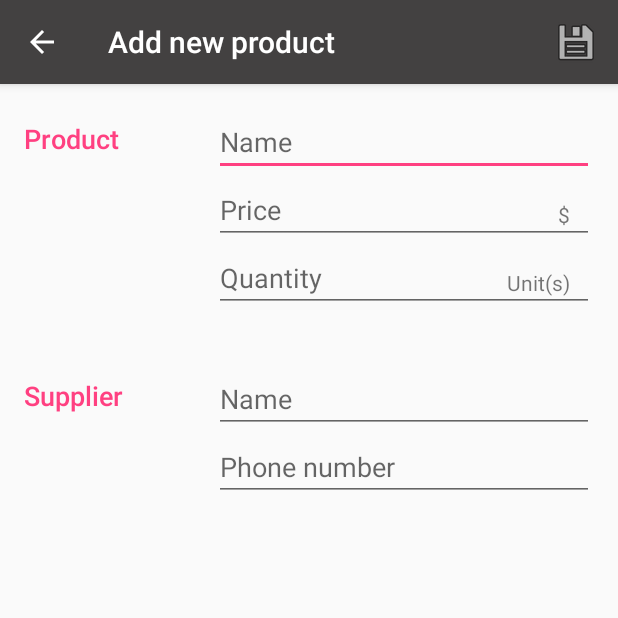
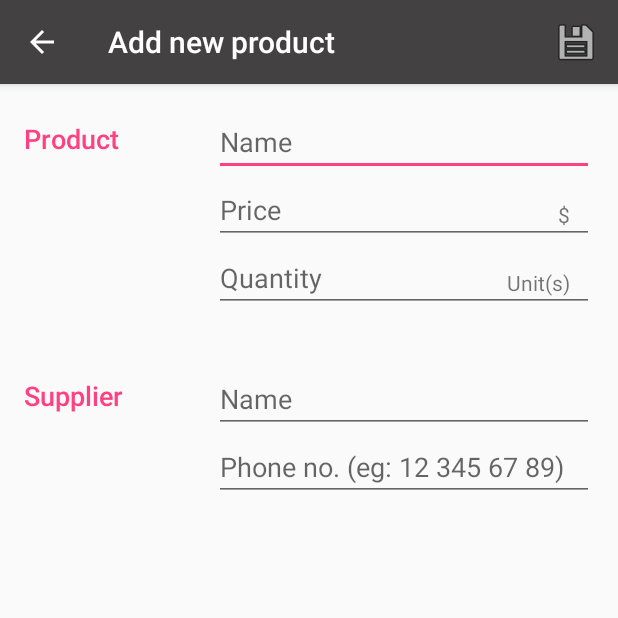
Before and after one commit to GregoryWilusz/ABND_InventoryApp, an Android app: the screen it shows after launch (ProductEditorActivity), after a tap on an icon or button, on a phone screen of 412 x 824 dp, the top half of it. Run offline under Robolectric (Android 15) with nearby library versions, the phone set to English and light mode, and no system bars; our stand-ins replace ButterKnife.

Commit message:
Added order button and created intent with call dialog action

```diff
--- a/app/src/main/AndroidManifest.xml
+++ b/app/src/main/AndroidManifest.xml
@@ -31,5 +31,4 @@
             android:name=".data.InventoryProvider"
             android:exported="false" />
     </application>
-
 </manifest>
--- a/app/src/main/java/com/example/android/inventoryapp/InventoryActivity.java
+++ b/app/src/main/java/com/example/android/inventoryapp/InventoryActivity.java
@@ -71,11 +71,11 @@ public class InventoryActivity extends AppCompatActivity implements LoaderManage
         values.put(ProductEntry.COLUMN_PRODUCT_PRICE, 123.5);
         values.put(ProductEntry.COLUMN_PRODUCT_QUANTITY, 100);
         values.put(ProductEntry.COLUMN_SUPPLIER_NAME, "Apple");
-        values.put(ProductEntry.COLUMN_SUPPLIER_PHONE, "123-456-7890");
+        values.put(ProductEntry.COLUMN_SUPPLIER_PHONE, "12 345 67 89");
 
         Uri newUri = getContentResolver().insert(ProductEntry.CONTENT_URI, values);
 
-        Toast.makeText(this, "Dummy product saved.", Toast.LENGTH_SHORT).show();
+        Toast.makeText(this, R.string.inventory_activity_message_dummy_product_save, Toast.LENGTH_SHORT).show();
     }
 
 
--- a/app/src/main/java/com/example/android/inventoryapp/ProductEditorActivity.java
+++ b/app/src/main/java/com/example/android/inventoryapp/ProductEditorActivity.java
@@ -12,11 +12,13 @@ import android.net.Uri;
 import android.support.v4.app.NavUtils;
 import android.support.v7.app.AppCompatActivity;
 import android.os.Bundle;
+import android.telephony.PhoneNumberFormattingTextWatcher;
 import android.text.TextUtils;
 import android.view.Menu;
 import android.view.MenuItem;
 import android.view.MotionEvent;
 import android.view.View;
+import android.widget.Button;
 import android.widget.EditText;
 import android.widget.TextView;
 import android.widget.Toast;
@@ -26,6 +28,7 @@ import com.example.android.inventoryapp.data.InventoryContract.ProductEntry;
 
 import butterknife.BindView;
 import butterknife.ButterKnife;
+import butterknife.OnClick;
 
 public class ProductEditorActivity extends AppCompatActivity implements LoaderManager.LoaderCallbacks<Cursor> {
 
@@ -39,6 +42,7 @@ public class ProductEditorActivity extends AppCompatActivity implements LoaderMa
     @BindView(R.id.add_supplier_name) TextView supplierNameTextView;
     private EditText mSupplierPhone;
     @BindView(R.id.add_supplier_phone) TextView supplierPhoneTextView;
+    @BindView(R.id.order_button) Button orderButton;
 
     private static final int PET_LOADER = 0;
     private Uri mCurrentProductUri;
@@ -55,7 +59,7 @@ public class ProductEditorActivity extends AppCompatActivity implements LoaderMa
     @Override
     protected void onCreate(Bundle savedInstanceState) {
         super.onCreate(savedInstanceState);
-        setContentView(R.layout.activity_add_product);
+        setContentView(R.layout.activity_add_or_edit_product);
         ButterKnife.bind(this);
 
         Intent intent = getIntent();
@@ -67,7 +71,7 @@ public class ProductEditorActivity extends AppCompatActivity implements LoaderMa
             getLoaderManager().initLoader(PET_LOADER, null, this);
         } else {
             setTitle(getString(R.string.editor_activity_title_add_new_product));
-
+            orderButton.setVisibility(View.GONE);
             // Invalidate the options menu, so the "Delete" menu option can be hidden.
             // (It doesn't make sense to delete a pet that hasn't been created yet.)
             invalidateOptionsMenu();
@@ -84,7 +88,16 @@ public class ProductEditorActivity extends AppCompatActivity implements LoaderMa
         mProductQuantity.setOnTouchListener(mTouchListener);
         mSupplierName.setOnTouchListener(mTouchListener);
         mSupplierPhone.setOnTouchListener(mTouchListener);
+        mSupplierPhone.addTextChangedListener(new PhoneNumberFormattingTextWatcher());
+    }
 
+    @OnClick(R.id.order_button)
+    public void onOrderButtonClick() {
+        if (mCurrentProductUri != null) {
+            Intent orderProductIntent = new Intent(Intent.ACTION_DIAL);
+            orderProductIntent.setData(Uri.parse("tel:" + mSupplierPhone.getText().toString().trim()));
+            startActivity(orderProductIntent);
+        }
     }
 
     /**
@@ -157,7 +170,7 @@ public class ProductEditorActivity extends AppCompatActivity implements LoaderMa
         return true;
     }
 
-    private boolean areAllFieldsInputted() {
+    private boolean areAllFieldsValid() {
         // Read from input fields
         // Use trim to eliminate leading or trailing white space
         String prodName = mProductName.getText().toString().trim();
@@ -186,22 +199,22 @@ public class ProductEditorActivity extends AppCompatActivity implements LoaderMa
         return true;
     }
 
-    private void saveProduct(String prodName, String prodPrice, String prodQuantity, String supplName, String supplPhone) {
+    private void saveProduct(String productName, String productPrice, String productQuantity, String supplierName, String supplierPhone) {
         ContentValues values = new ContentValues();
 
-        values.put(ProductEntry.COLUMN_PRODUCT_NAME, prodName);
-        values.put(ProductEntry.COLUMN_PRODUCT_PRICE, prodPrice);
+        values.put(ProductEntry.COLUMN_PRODUCT_NAME, productName);
+        values.put(ProductEntry.COLUMN_PRODUCT_PRICE, productPrice);
 
         // If the quantity is not provided by the user, don't try to parse the string into an
         // integer value. Use 0 by default.
         int quantity = 0;
-        if (!TextUtils.isEmpty(prodQuantity)) {
-            quantity = Integer.parseInt(prodQuantity);
+        if (!TextUtils.isEmpty(productQuantity)) {
+            quantity = Integer.parseInt(productQuantity);
         }
         values.put(ProductEntry.COLUMN_PRODUCT_QUANTITY, quantity);
 
-        values.put(ProductEntry.COLUMN_SUPPLIER_NAME, supplName);
-        values.put(ProductEntry.COLUMN_SUPPLIER_PHONE, supplPhone);
+        values.put(ProductEntry.COLUMN_SUPPLIER_NAME, supplierName);
+        values.put(ProductEntry.COLUMN_SUPPLIER_PHONE, supplierPhone);
 
         if (mCurrentProductUri == null) {
             Uri newUri = getContentResolver().insert(ProductEntry.CONTENT_URI, values);
@@ -274,7 +287,7 @@ public class ProductEditorActivity extends AppCompatActivity implements LoaderMa
     public boolean onOptionsItemSelected(MenuItem item) {
         switch (item.getItemId()) {
             case R.id.action_save_product:
-                areAllFieldsInputted();
+                areAllFieldsValid();
                 return true;
             case R.id.action_delete_product:
                 showDeleteConfirmationDialog();
--- a/app/src/main/res/layout/activity_add_product.xml
+++ b/app/src/main/res/layout/activity_add_or_edit_product.xml
@@ -112,8 +112,16 @@
                 android:layout_width="match_parent"
                 android:layout_height="wrap_content"
                 android:hint="@string/suppliers_phone_number"
+                android:textAppearance="@style/TextAppearance.AppCompat.Medium"
                 android:maxLength="12"
                 android:inputType="phone" />
+
+            <Button
+                android:id="@+id/order_button"
+                android:layout_width="wrap_content"
+                android:layout_height="wrap_content"
+                android:layout_gravity="end"
+                android:text="@string/button_order_product"/>
 
         </LinearLayout>
 
--- a/app/src/main/res/values/strings.xml
+++ b/app/src/main/res/values/strings.xml
@@ -12,7 +12,7 @@
     <string name="product_quantity">Quantity</string>
     <string name="price_unit">$</string>
     <string name="quantity_unit">Unit(s)</string>
-    <string name="suppliers_phone_number">Phone number</string>
+    <string name="suppliers_phone_number">Phone no. (eg: 12 345 67 89)</string>
     <string name="supplier_label">Supplier</string>
     <string name="table_contains">Products table contains</string>
     <string name="products">products.\n\n</string>
@@ -55,5 +55,7 @@
 
     <string name="editor_activity_insert_product_empty">Product hasn\'t been saved. Please fill in all fields</string>
     <string name="editor_activity_insert_not_null_fields">Before inserting the product, make sure you filled in all fields</string>
+    <string name="button_order_product">Order product</string>
+    <string name="inventory_activity_message_dummy_product_save">Dummy product saved</string>
 
 </resources>
```
